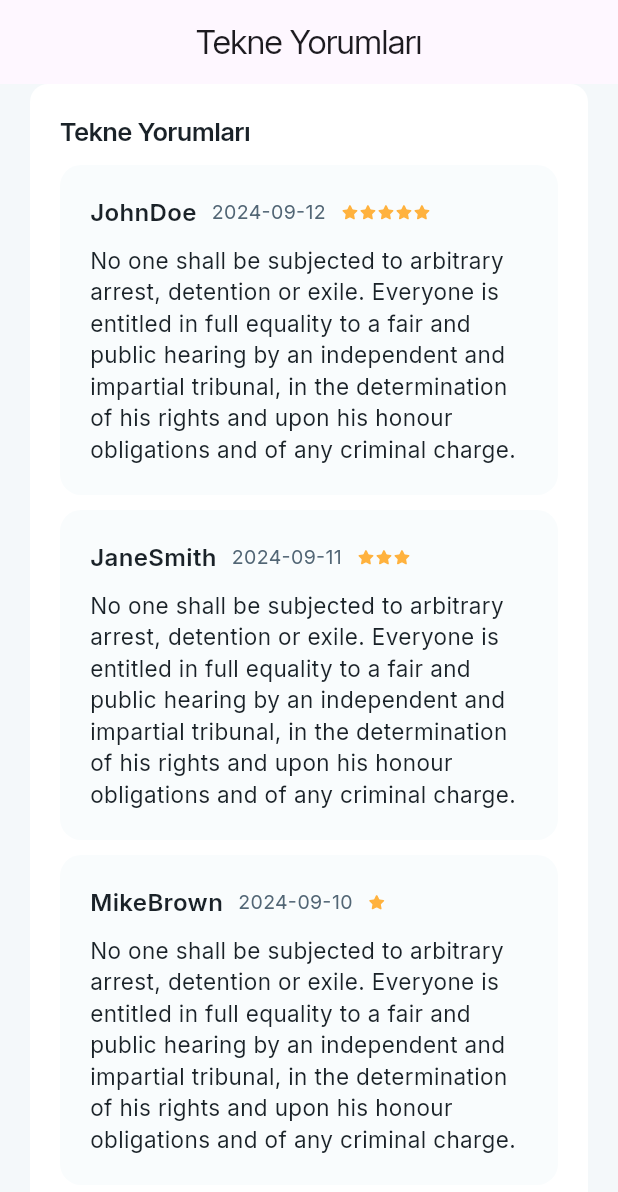
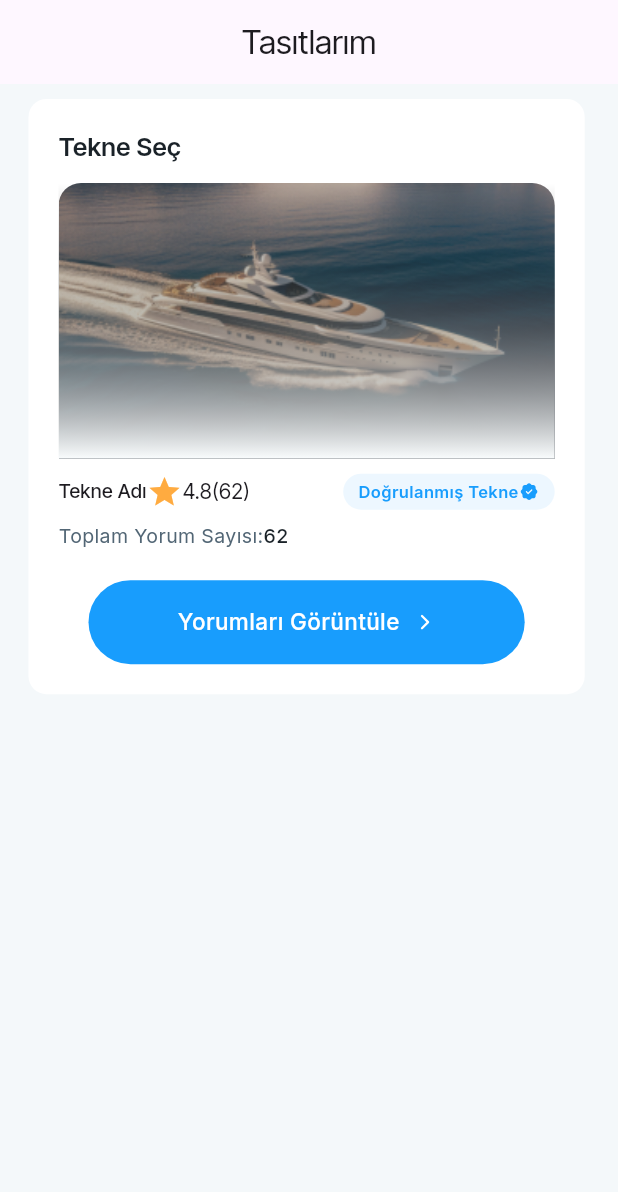
Before and after one commit to alican645/sabo_software, a Flutter app: the screen it shows after launch, on a phone screen of 412 x 824 dp. Shown: the top 1192 px of the screen. Run offline on Flutter 3.47's test engine with Material 3 defaults, Android fonts, the phone set to English and light mode, and no system bars; our stand-ins replace flutter_svg, google_fonts.

Commit message:
sabo_software 14.09.204-01.55

```diff
--- a/lib/main.dart
+++ b/lib/main.dart
@@ -10,6 +10,7 @@ import 'package:untitled/views/OrganizasyonlarPage.dart';
 import 'package:untitled/views/SartlarPage.dart';
 import 'package:untitled/views/TasitlarDetayPage.dart';
 import 'package:untitled/views/GenelIstatistiklerPage.dart';
+import 'package:untitled/views/TekneSec.dart';
 import 'package:untitled/views/Yorumlar.dart';
 
 
@@ -31,7 +32,7 @@ class MyApp extends StatelessWidget {
         theme: ThemeData(
           textTheme: GoogleFonts.interTightTextTheme(),
         ),
-        home: SafeArea(child: YorumlarPage(),)
+        home: SafeArea(child: TekneSecPage(),)
     );
   }
 }
--- /dev/null
+++ b/lib/views/TekneSec.dart
@@ -0,0 +1,189 @@
+
+
+import 'package:flutter/cupertino.dart';
+import 'package:flutter/material.dart';
+import 'package:flutter_svg/flutter_svg.dart';
+import 'package:flutter_svg/svg.dart';
+import 'package:google_fonts/google_fonts.dart';
+
+class TekneSecPage extends StatefulWidget {
+  TekneSecPage({super.key});
+
+  @override
+  State<TekneSecPage> createState() => _TekneSecPageState();
+}
+
+class _TekneSecPageState extends State<TekneSecPage> {
+  final TextStyle _totalCommentTextStyle = GoogleFonts.inter(fontSize: 13, fontWeight: FontWeight.w400, color: Color(0xff526675));
+  final TextStyle _totalNumberOfCommentTextStyle = GoogleFonts.inter(fontSize: 13, fontWeight: FontWeight.w500, color: Color(0xff1A2228));
+  final TextStyle _mainTitleTextStyle = GoogleFonts.interTight(
+      fontSize: 17, fontWeight: FontWeight.w600, color: Color(0xff1A2228));
+
+  final _boxDecoration = BoxDecoration(
+    color: Colors.white,
+    borderRadius: BorderRadius.circular(12),
+  );
+  bool _isPressed = false;
+
+  @override
+  Widget build(BuildContext context) {
+    final size = MediaQuery.of(context).size;
+
+    return Scaffold(
+      backgroundColor: Color(0xFFF4F8FA),
+      appBar: AppBar(
+        title: Text("Tasıtlarım"),
+        centerTitle: true,
+      ),
+      body: Padding(
+        padding: const EdgeInsets.symmetric(horizontal: 19, vertical: 10),
+        child: Container(
+          width: size.width * 0.9,
+          decoration: BoxDecoration(
+            borderRadius: BorderRadius.circular(12),
+            color: Colors.white,
+          ),
+          child: Padding(
+            padding: const EdgeInsets.all(20.0),
+            child: SingleChildScrollView(
+              child: Column(
+                crossAxisAlignment: CrossAxisAlignment.start,
+                children: [
+                  Text("Tekne Seç",style: _mainTitleTextStyle,),
+                  SizedBox(height: 12,),
+                  // Image section
+                  Stack(
+                    children: [
+                      // Boat Image
+                      ClipRRect(
+                        borderRadius: const BorderRadius.only(
+                          topLeft: Radius.circular(15),
+                          topRight: Radius.circular(15),
+                        ),
+                        child: Image.asset(
+                          "assets/images/tekne.png",
+                          fit: BoxFit.cover,
+                          width: size.width * 0.9,
+                        ),
+                      ),
+
+                      // Gradient overlay
+                      Positioned.fill(
+                        child: Container(
+                          decoration: BoxDecoration(
+                            gradient: LinearGradient(
+                              begin: Alignment.topCenter,
+                              end: Alignment.bottomCenter,
+                              colors: [
+                                Colors.transparent,
+                                Color(0xffF9FCFD).withOpacity(1),  // Darker opacity at the top
+                                             // Transparent at the bottom
+                              ],
+                            ),
+                          ),
+                        ),
+                      ),
+                    ],
+                  ),
+
+
+                  const SizedBox(height: 10),
+
+                  // Boat name and rating
+                  Row(
+                    mainAxisAlignment: MainAxisAlignment.spaceBetween,
+                    children: [
+                      Row(
+                        children: [
+                          Text("Tekne Adı", style: TextStyle(fontSize: 13, fontWeight: FontWeight.w500)),
+                          Icon(Icons.star, color: Colors.orangeAccent),
+                          Text("4.8"),
+                          Text("(62)"),
+                        ],
+                      ),
+                      Container(
+                        width: 141,
+                        height: 24,
+                        decoration: BoxDecoration(
+                          borderRadius: BorderRadius.circular(200),
+                          color: const Color(0xff189DFD).withOpacity(0.08),
+                        ),
+                        child: Row(
+                          mainAxisAlignment: MainAxisAlignment.center,
+                          children: [
+                            Text(
+                              "Doğrulanmış Tekne",
+                              style: GoogleFonts.inter(
+                                color: const Color(0xff189DFD),
+                                fontSize: 11,
+                                fontWeight: FontWeight.w600,
+                              ),
+                            ),
+                            SvgPicture.asset("assets/svg/check_badge.svg"),
+                          ],
+                        ),
+                      ),
+                    ],
+                  ),
+
+                  const SizedBox(height: 8),
+
+                  Row(
+                    children: [
+                      Text("Toplam Yorum Sayısı:", style: _totalCommentTextStyle),
+                      Text("62", style: _totalNumberOfCommentTextStyle),
+                    ],
+                  ),
+
+                  const SizedBox(height: 20),
+
+
+                  Padding(
+                    padding: EdgeInsets.symmetric(horizontal: 20),
+                    child: GestureDetector(
+                      onTapDown: (_) {
+                        setState(() {
+                          _isPressed = true;
+                        });
+                      },
+                      onTapUp: (_) {
+                        setState(() {
+                          _isPressed = false;
+                        });
+                      },
+                      onTapCancel: () {
+                        setState(() {
+                          _isPressed = false;
+                        });
+                      },
+                      child: Container(
+                        height: 56,
+                        decoration: BoxDecoration(
+                          color: _isPressed ? Color(0xff189DFD).withOpacity(0.5) : Color(0xff189DFD),
+                          borderRadius: BorderRadius.circular(200),
+                        ),
+                        child: Center(
+                          child: Row(
+                            mainAxisAlignment: MainAxisAlignment.center,
+                            children: [
+                              Text(
+                                "Yorumları Görüntüle",
+                                style: GoogleFonts.inter(fontSize: 15, fontWeight: FontWeight.w500, color: Colors.white),
+                              ),
+                              SizedBox(width: 10,),
+                              SvgPicture.asset("assets/svg/arrow -right.svg",color: Colors.white,)
+                            ],
+                          ),
+                        ),
+                      ),
+                    ),
+                  ),
+                ],
+              ),
+            ),
+          ),
+        ),
+      ),
+    );
+  }
+}
--- a/lib/views/Yorumlar.dart
+++ b/lib/views/Yorumlar.dart
@@ -21,7 +21,7 @@ class _YorumlarPageState extends State<YorumlarPage> {
   final TextStyle _commentTextStyle = GoogleFonts.inter(
       fontSize: 15, fontWeight: FontWeight.w400, color: Color(0xff1A2228));
 
-  final TextStyle _commentsTitleTextStyle = GoogleFonts.interTight(
+  final TextStyle _mainTitleTextStyle = GoogleFonts.interTight(
       fontSize: 17, fontWeight: FontWeight.w600, color: Color(0xff1A2228));
 
   final _boxDecoration = BoxDecoration(
@@ -232,7 +232,7 @@ class _YorumlarPageState extends State<YorumlarPage> {
               children: [
                 Text(
                   "Tekne Yorumları",
-                  style: _commentsTitleTextStyle,
+                  style: _mainTitleTextStyle,
                 ),
                 // Yorumları göster
                 ...List.generate(
```
Also changed, not shown: assets/images/tekne.png (added), 1 other file.
